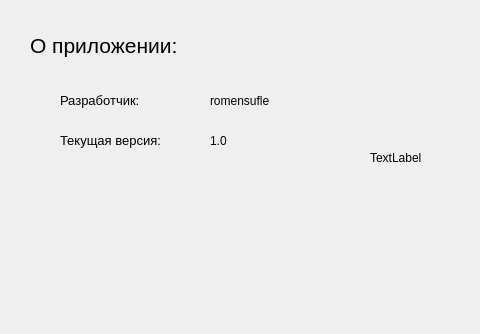
Qt form uic/info.ui (romensufle/YandexProject) before a commit; both pictures show x 0 to 480 and y 0 to 334 of the 699 by 334 pixel window.
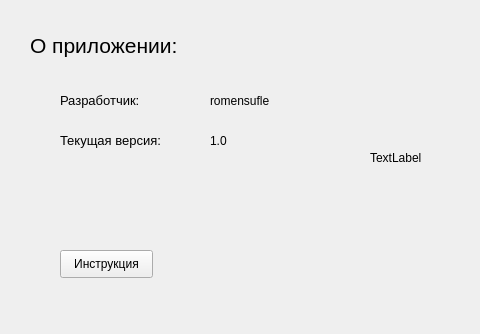
The same form after that commit.

```diff
--- a/uic/info.ui
+++ b/uic/info.ui
@@ -106,6 +106,19 @@
     <string>TextLabel</string>
    </property>
   </widget>
+  <widget class="QPushButton" name="inst">
+   <property name="geometry">
+    <rect>
+     <x>60</x>
+     <y>250</y>
+     <width>93</width>
+     <height>28</height>
+    </rect>
+   </property>
+   <property name="text">
+    <string>Инструкция</string>
+   </property>
+  </widget>
  </widget>
  <resources/>
  <connections/>
```
